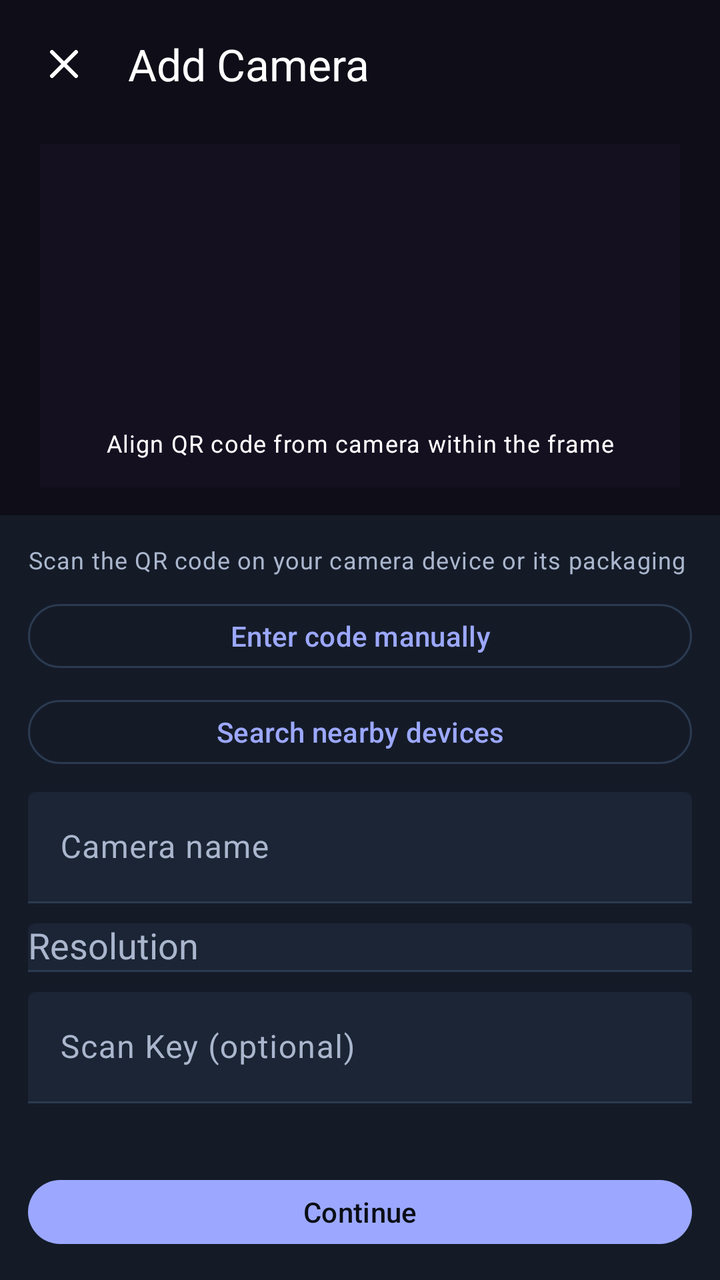
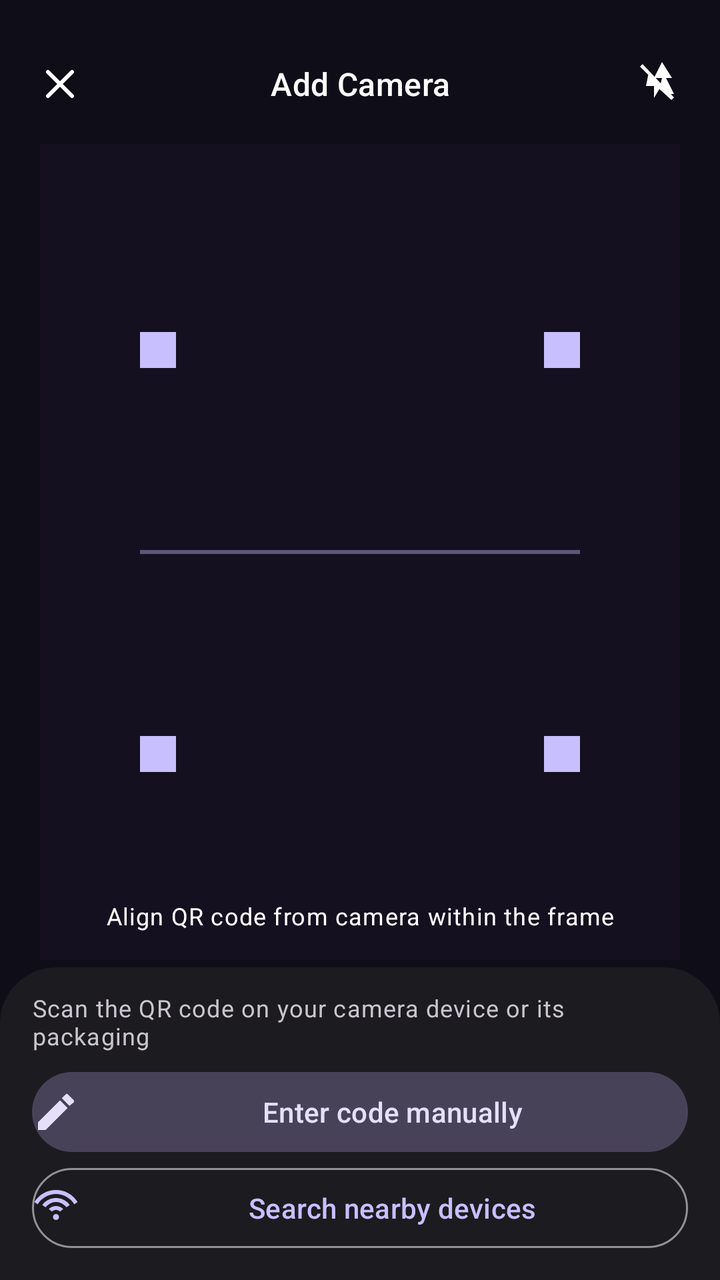

Compare the two renders of this Android layout. The source of the first and the diff that turns it into the second are given below.
<!-- AndroidManifest.xml: application theme Theme.RealLive -->
<!-- res/layout/activity_add_camera.xml -->
<?xml version="1.0" encoding="utf-8"?>
<LinearLayout xmlns:android="http://schemas.android.com/apk/res/android"
    xmlns:app="http://schemas.android.com/apk/res-auto"
    android:layout_width="match_parent"
    android:layout_height="match_parent"
    android:background="@color/auth_bg"
    android:orientation="vertical">

    <FrameLayout
        android:layout_width="match_parent"
        android:layout_height="0dp"
        android:layout_weight="1"
        android:background="#0F0E18">

        <com.google.android.material.appbar.MaterialToolbar
            android:id="@+id/add_camera_toolbar"
            android:layout_width="match_parent"
            android:layout_height="wrap_content"
            android:background="@android:color/transparent"
            android:paddingStart="4dp"
            android:paddingEnd="4dp"
            app:navigationIcon="@drawable/ic_rl_close_24"
            app:navigationIconTint="@color/white"
            app:title="@string/add_camera_title"
            app:titleTextColor="@color/white" />

        <LinearLayout
            android:layout_width="match_parent"
            android:layout_height="match_parent"
            android:orientation="vertical">

            <FrameLayout
                android:layout_width="match_parent"
                android:layout_height="0dp"
                android:layout_weight="1"
                android:layout_marginStart="20dp"
                android:layout_marginTop="72dp"
                android:layout_marginEnd="20dp"
                android:layout_marginBottom="14dp"
                android:background="#151020">

                <View
                    android:layout_width="220dp"
                    android:layout_height="220dp"
                    android:layout_gravity="center"
                    android:background="@android:color/transparent" />

                <TextView
                    android:layout_width="match_parent"
                    android:layout_height="wrap_content"
                    android:layout_gravity="bottom"
                    android:gravity="center"
                    android:paddingBottom="14dp"
                    android:text="Align QR code from camera within the frame"
                    android:textAppearance="@style/TextAppearance.Material3.BodySmall"
                    android:textColor="@color/white" />
            </FrameLayout>

            <LinearLayout
                android:layout_width="match_parent"
                android:layout_height="wrap_content"
                android:background="?attr/colorSurface"
                android:orientation="vertical"
                android:padding="14dp">

                <TextView
                    android:layout_width="match_parent"
                    android:layout_height="wrap_content"
                    android:text="Scan the QR code on your camera device or its packaging"
                    android:textAppearance="@style/TextAppearance.Material3.BodySmall"
                    android:textColor="?attr/colorOnSurfaceVariant" />

                <com.google.android.material.button.MaterialButton
                    android:id="@+id/add_camera_scan_btn"
                    style="?attr/materialButtonOutlinedStyle"
                    android:layout_width="match_parent"
                    android:layout_height="40dp"
                    android:layout_marginTop="10dp"
                    android:text="Enter code manually"
                    android:textAllCaps="false" />

                <com.google.android.material.button.MaterialButton
                    android:id="@+id/add_camera_nearby_btn"
                    style="?attr/materialButtonOutlinedStyle"
                    android:layout_width="match_parent"
                    android:layout_height="40dp"
                    android:layout_marginTop="8dp"
                    android:text="Search nearby devices"
                    android:textAllCaps="false" />

                <com.google.android.material.textfield.TextInputLayout
                    style="@style/Widget.Material3.TextInputLayout.FilledBox"
                    android:layout_width="match_parent"
                    android:layout_height="wrap_content"
                    android:layout_marginTop="10dp"
                    android:hint="Camera name"
                    app:boxBackgroundColor="?attr/colorSurfaceVariant">

                    <com.google.android.material.textfield.TextInputEditText
                        android:id="@+id/add_camera_name"
                        android:layout_width="match_parent"
                        android:layout_height="wrap_content"
                        android:inputType="textCapWords"
                        android:maxLines="1" />
                </com.google.android.material.textfield.TextInputLayout>

                <com.google.android.material.textfield.TextInputLayout
                    style="@style/Widget.Material3.TextInputLayout.FilledBox"
                    android:layout_width="match_parent"
                    android:layout_height="wrap_content"
                    android:layout_marginTop="10dp"
                    android:hint="Resolution"
                    app:boxBackgroundColor="?attr/colorSurfaceVariant">

                    <AutoCompleteTextView
                        android:id="@+id/add_camera_resolution"
                        android:layout_width="match_parent"
                        android:layout_height="wrap_content"
                        android:focusable="false"
                        android:inputType="none" />
                </com.google.android.material.textfield.TextInputLayout>

                <com.google.android.material.textfield.TextInputLayout
                    style="@style/Widget.Material3.TextInputLayout.FilledBox"
                    android:layout_width="match_parent"
                    android:layout_height="wrap_content"
                    android:layout_marginTop="10dp"
                    android:hint="Scan Key (optional)"
                    app:boxBackgroundColor="?attr/colorSurfaceVariant">

                    <com.google.android.material.textfield.TextInputEditText
                        android:id="@+id/add_camera_scan_key"
                        android:layout_width="match_parent"
                        android:layout_height="wrap_content"
                        android:inputType="text"
                        android:maxLines="1" />
                </com.google.android.material.textfield.TextInputLayout>

                <TextView
                    android:id="@+id/add_camera_error"
                    android:layout_width="match_parent"
                    android:layout_height="wrap_content"
                    android:layout_marginTop="8dp"
                    android:textAppearance="@style/TextAppearance.Material3.BodySmall"
                    android:textColor="?attr/colorError" />

                <com.google.android.material.button.MaterialButton
                    android:id="@+id/add_camera_submit"
                    android:layout_width="match_parent"
                    android:layout_height="40dp"
                    android:layout_marginTop="10dp"
                    android:text="Continue"
                    android:textAllCaps="false" />
            </LinearLayout>
        </LinearLayout>
    </FrameLayout>

</LinearLayout>
<!-- resources referenced by this layout -->
<resources>
  <string name="add_camera_title">Add Camera</string>
  <style name="Theme.RealLive" parent="Theme.Material3.DayNight.NoActionBar">
          <item name="colorPrimary">@color/rl_brand</item>
          <item name="colorOnPrimary">@color/rl_bg</item>
          <item name="colorPrimaryContainer">@color/rl_brand_soft</item>
          <item name="colorOnPrimaryContainer">@color/rl_text_primary</item>
  
          <item name="colorSecondary">@color/rl_secondary</item>
          <item name="colorOnSecondary">@color/rl_bg</item>
          <item name="colorSecondaryContainer">@color/rl_secondary_soft</item>
          <item name="colorOnSecondaryContainer">@color/rl_text_primary</item>
  
          <item name="colorTertiary">@color/rl_tertiary</item>
          <item name="colorOnTertiary">@color/rl_bg</item>
          <item name="colorTertiaryContainer">@color/rl_tertiary_soft</item>
          <item name="colorOnTertiaryContainer">@color/rl_text_primary</item>
  
          <item name="colorError">@color/rl_error</item>
          <item name="colorOnError">@color/rl_bg</item>
  
          <item name="colorSurface">@color/rl_surface</item>
          <item name="colorOnSurface">@color/rl_text_primary</item>
          <item name="colorSurfaceVariant">@color/rl_surface_alt</item>
          <item name="colorOnSurfaceVariant">@color/rl_text_secondary</item>
          <item name="colorOutline">@color/rl_border</item>
          <item name="colorOutlineVariant">@color/rl_border</item>
  
          <item name="android:colorBackground">@color/rl_bg</item>
          <item name="colorOnBackground">@color/rl_text_primary</item>
          <item name="android:windowBackground">@color/rl_bg</item>
  
          <item name="android:statusBarColor">@color/rl_bg</item>
          <item name="android:navigationBarColor">@color/rl_bg</item>
          <item name="android:windowLightStatusBar">false</item>
          <item name="android:windowLightNavigationBar">false</item>
      </style>
  <!-- unchanged entries left out for length: 16 -->
</resources>

<!-- the commit's change to res/layout/activity_add_camera.xml (unified diff, before → after) -->
@@ -1,158 +1,158 @@
 <?xml version="1.0" encoding="utf-8"?>
 <LinearLayout xmlns:android="http://schemas.android.com/apk/res/android"
-    xmlns:app="http://schemas.android.com/apk/res-auto"
     android:layout_width="match_parent"
     android:layout_height="match_parent"
-    android:background="@color/auth_bg"
+    android:background="#0F0E18"
     android:orientation="vertical">
 
     <FrameLayout
         android:layout_width="match_parent"
         android:layout_height="0dp"
-        android:layout_weight="1"
-        android:background="#0F0E18">
-
-        <com.google.android.material.appbar.MaterialToolbar
-            android:id="@+id/add_camera_toolbar"
-            android:layout_width="match_parent"
-            android:layout_height="wrap_content"
-            android:background="@android:color/transparent"
-            android:paddingStart="4dp"
-            android:paddingEnd="4dp"
-            app:navigationIcon="@drawable/ic_rl_close_24"
-            app:navigationIconTint="@color/white"
-            app:title="@string/add_camera_title"
-            app:titleTextColor="@color/white" />
+        android:layout_weight="1">
 
         <LinearLayout
             android:layout_width="match_parent"
+            android:layout_height="wrap_content"
+            android:layout_marginTop="20dp"
+            android:layout_marginStart="8dp"
+            android:layout_marginEnd="8dp"
+            android:gravity="center_vertical"
+            android:orientation="horizontal">
+
+            <ImageButton
+                android:id="@+id/add_camera_close"
+                android:layout_width="44dp"
+                android:layout_height="44dp"
+                android:background="@android:color/transparent"
+                android:contentDescription="Close"
+                android:padding="10dp"
+                android:src="@drawable/ic_rl_close_24"
+                android:tint="@color/white" />
+
+            <TextView
+                android:id="@+id/add_camera_page_title"
+                android:layout_width="0dp"
+                android:layout_height="wrap_content"
+                android:layout_weight="1"
+                android:gravity="center"
+                android:text="Add Camera"
+                android:textAppearance="@style/TextAppearance.Material3.TitleMedium"
+                android:textColor="@color/white" />
+
+            <ImageButton
+                android:layout_width="44dp"
+                android:layout_height="44dp"
+                android:background="@android:color/transparent"
+                android:contentDescription="Flash"
+                android:padding="10dp"
+                android:src="@drawable/ic_rl_flash_off_24"
+                android:tint="@color/white" />
+        </LinearLayout>
+
+        <FrameLayout
+            android:layout_width="match_parent"
             android:layout_height="match_parent"
-            android:orientation="vertical">
+            android:layout_marginTop="72dp"
+            android:layout_marginBottom="160dp"
+            android:layout_marginStart="20dp"
+            android:layout_marginEnd="20dp"
+            android:background="#151020">
 
             <FrameLayout
-                android:layout_width="match_parent"
-                android:layout_height="0dp"
-                android:layout_weight="1"
-                android:layout_marginStart="20dp"
-                android:layout_marginTop="72dp"
-                android:layout_marginEnd="20dp"
-                android:layout_marginBottom="14dp"
-                android:background="#151020">
+                android:layout_width="220dp"
+                android:layout_height="220dp"
+                android:layout_gravity="center"
+                android:background="@drawable/bg_scan_frame">
 
                 <View
-                    android:layout_width="220dp"
-                    android:layout_height="220dp"
-                    android:layout_gravity="center"
-                    android:background="@android:color/transparent" />
+                    android:layout_width="18dp"
+                    android:layout_height="18dp"
+                    android:layout_gravity="top|start"
+                    android:background="@drawable/bg_scan_corner_tl" />
 
-                <TextView
-                    android:layout_width="match_parent"
-                    android:layout_height="wrap_content"
-                    android:layout_gravity="bottom"
-                    android:gravity="center"
-                    android:paddingBottom="14dp"
-                    android:text="Align QR code from camera within the frame"
-                    android:textAppearance="@style/TextAppearance.Material3.BodySmall"
-                    android:textColor="@color/white" />
+                <View
+                    android:layout_width="18dp"
+                    android:layout_height="18dp"
+                    android:layout_gravity="top|end"
+                    android:background="@drawable/bg_scan_corner_tr" />
+
+                <View
+                    android:layout_width="18dp"
+                    android:layout_height="18dp"
+                    android:layout_gravity="bottom|start"
+                    android:background="@drawable/bg_scan_corner_bl" />
+
+                <View
+                    android:layout_width="18dp"
+                    android:layout_height="18dp"
+                    android:layout_gravity="bottom|end"
+                    android:background="@drawable/bg_scan_corner_br" />
             </FrameLayout>
 
-            <LinearLayout
+            <View
+                android:layout_width="220dp"
+                android:layout_height="2dp"
+                android:layout_gravity="center"
+                android:background="#66C8BFFF" />
+
+            <TextView
+                android:id="@+id/add_camera_scan_hint"
                 android:layout_width="match_parent"
                 android:layout_height="wrap_content"
-                android:background="?attr/colorSurface"
-                android:orientation="vertical"
-                android:padding="14dp">
+                android:layout_gravity="bottom"
+                android:gravity="center"
+                android:paddingBottom="14dp"
+                android:text="Align QR code from camera within the frame"
+                android:textAppearance="@style/TextAppearance.Material3.BodySmall"
+                android:textColor="@color/white" />
+        </FrameLayout>
 
-                <TextView
-                    android:layout_width="match_parent"
-                    android:layout_height="wrap_content"
-                    android:text="Scan the QR code on your camera device or its packaging"
-                    android:textAppearance="@style/TextAppearance.Material3.BodySmall"
-                    android:textColor="?attr/colorOnSurfaceVariant" />
+        <LinearLayout
+            android:layout_width="match_parent"
+            android:layout_height="wrap_content"
+            android:layout_gravity="bottom"
+            android:background="@drawable/bg_sheet_top"
+            android:orientation="vertical"
+            android:paddingStart="16dp"
+            android:paddingTop="12dp"
+            android:paddingEnd="16dp"
+            android:paddingBottom="16dp">
 
-                <com.google.android.material.button.MaterialButton
-                    android:id="@+id/add_camera_scan_btn"
-                    style="?attr/materialButtonOutlinedStyle"
-                    android:layout_width="match_parent"
-                    android:layout_height="40dp"
-                    android:layout_marginTop="10dp"
-                    android:text="Enter code manually"
-                    android:textAllCaps="false" />
+            <TextView
+                android:id="@+id/add_camera_sheet_hint"
+                android:layout_width="match_parent"
+                android:layout_height="wrap_content"
+                android:text="Scan the QR code on your camera device or its packaging"
+                android:textAppearance="@style/TextAppearance.Material3.BodySmall"
+                android:textColor="@color/auth_on_surface_variant" />
 
-                <com.google.android.material.button.MaterialButton
-                    android:id="@+id/add_camera_nearby_btn"
-                    style="?attr/materialButtonOutlinedStyle"
-                    android:layout_width="match_parent"
-                    android:layout_height="40dp"
-                    android:layout_marginTop="8dp"
-                    android:text="Search nearby devices"
-                    android:textAllCaps="false" />
+            <TextView
+                android:id="@+id/add_camera_scan_btn"
+                android:layout_width="match_parent"
+                android:layout_height="40dp"
+                android:layout_marginTop="10dp"
+                android:background="@drawable/bg_btn_tonal"
+                android:gravity="center"
+                android:text="Enter code manually"
+                android:textAppearance="@style/TextAppearance.Material3.LabelLarge"
+                android:textColor="#E5DFF9"
+                android:drawableStart="@drawable/ic_rl_edit_24"
+                android:drawableTint="#E5DFF9"
+                android:drawablePadding="8dp" />
 
-                <com.google.android.material.textfield.TextInputLayout
-                    style="@style/Widget.Material3.TextInputLayout.FilledBox"
-                    android:layout_width="match_parent"
-                    android:layout_height="wrap_content"
-                    android:layout_marginTop="10dp"
-                    android:hint="Camera name"
-                    app:boxBackgroundColor="?attr/colorSurfaceVariant">
-
-                    <com.google.android.material.textfield.TextInputEditText
-                        android:id="@+id/add_camera_name"
-                        android:layout_width="match_parent"
-                        android:layout_height="wrap_content"
-                        android:inputType="textCapWords"
-                        android:maxLines="1" />
-                </com.google.android.material.textfield.TextInputLayout>
-
-                <com.google.android.material.textfield.TextInputLayout
-                    style="@style/Widget.Material3.TextInputLayout.FilledBox"
-                    android:layout_width="match_parent"
-                    android:layout_height="wrap_content"
-                    android:layout_marginTop="10dp"
-                    android:hint="Resolution"
-                    app:boxBackgroundColor="?attr/colorSurfaceVariant">
-
-                    <AutoCompleteTextView
-                        android:id="@+id/add_camera_resolution"
-                        android:layout_width="match_parent"
-                        android:layout_height="wrap_content"
-                        android:focusable="false"
-                        android:inputType="none" />
-                </com.google.android.material.textfield.TextInputLayout>
-
-                <com.google.android.material.textfield.TextInputLayout
-                    style="@style/Widget.Material3.TextInputLayout.FilledBox"
-                    android:layout_width="match_parent"
-                    android:layout_height="wrap_content"
-                    android:layout_marginTop="10dp"
-                    android:hint="Scan Key (optional)"
-                    app:boxBackgroundColor="?attr/colorSurfaceVariant">
-
-                    <com.google.android.material.textfield.TextInputEditText
-                        android:id="@+id/add_camera_scan_key"
-                        android:layout_width="match_parent"
-                        android:layout_height="wrap_content"
-                        android:inputType="text"
-                        android:maxLines="1" />
-                </com.google.android.material.textfield.TextInputLayout>
-
-                <TextView
-                    android:id="@+id/add_camera_error"
-                    android:layout_width="match_parent"
-                    android:layout_height="wrap_content"
-                    android:layout_marginTop="8dp"
-                    android:textAppearance="@style/TextAppearance.Material3.BodySmall"
-                    android:textColor="?attr/colorError" />
-
-                <com.google.android.material.button.MaterialButton
-                    android:id="@+id/add_camera_submit"
-                    android:layout_width="match_parent"
-                    android:layout_height="40dp"
-                    android:layout_marginTop="10dp"
-                    android:text="Continue"
-                    android:textAllCaps="false" />
-            </LinearLayout>
+            <TextView
+                android:id="@+id/add_camera_nearby_btn"
+                android:layout_width="match_parent"
+                android:layout_height="40dp"
+                android:layout_marginTop="8dp"
+                android:background="@drawable/bg_btn_outline"
+                android:gravity="center"
+                android:text="Search nearby devices"
+                android:textAppearance="@style/TextAppearance.Material3.LabelLarge"
+                android:textColor="@color/auth_primary"
+                android:drawableStart="@drawable/ic_rl_wifi_find_24"
+                android:drawableTint="@color/auth_primary"
+                android:drawablePadding="8dp" />
         </LinearLayout>
     </FrameLayout>
-
 </LinearLayout>
<!-- resource entries referenced after the edit -->
@@ -1,6 +1,124 @@
 <!-- resources referenced by this layout -->
 <resources>
-  <string name="add_camera_title">Add Camera</string>
+  <color name="auth_on_surface_variant">#CAC4D0</color>
+  <color name="auth_primary">#C8BFFF</color>
+  <!-- drawable bg_btn_outline (drawable) -->
+  <shape xmlns:android="http://schemas.android.com/apk/res/android">
+      <solid android:color="@android:color/transparent" />
+      <stroke android:width="1dp" android:color="#938F99" />
+      <corners android:radius="999dp" />
+  </shape>
+  <!-- drawable bg_btn_tonal (drawable) -->
+  <shape xmlns:android="http://schemas.android.com/apk/res/android">
+      <solid android:color="#484259" />
+      <corners android:radius="999dp" />
+  </shape>
+  <!-- drawable bg_scan_corner_bl (drawable) -->
+  <layer-list xmlns:android="http://schemas.android.com/apk/res/android">
+      <item android:bottom="0dp" android:left="0dp">
+          <shape>
+              <size android:width="18dp" android:height="2dp" />
+              <solid android:color="#C8BFFF" />
+          </shape>
+      </item>
+      <item android:bottom="0dp" android:left="0dp">
+          <shape>
+              <size android:width="2dp" android:height="18dp" />
+              <solid android:color="#C8BFFF" />
+          </shape>
+      </item>
+  </layer-list>
+  <!-- drawable bg_scan_corner_br (drawable) -->
+  <layer-list xmlns:android="http://schemas.android.com/apk/res/android">
+      <item android:bottom="0dp" android:right="0dp">
+          <shape>
+              <size android:width="18dp" android:height="2dp" />
+              <solid android:color="#C8BFFF" />
+          </shape>
+      </item>
+      <item android:bottom="0dp" android:right="0dp">
+          <shape>
+              <size android:width="2dp" android:height="18dp" />
+              <solid android:color="#C8BFFF" />
+          </shape>
+      </item>
+  </layer-list>
+  <!-- drawable bg_scan_corner_tl (drawable) -->
+  <layer-list xmlns:android="http://schemas.android.com/apk/res/android">
+      <item android:top="0dp" android:left="0dp">
+          <shape>
+              <size android:width="18dp" android:height="2dp" />
+              <solid android:color="#C8BFFF" />
+          </shape>
+      </item>
+      <item android:top="0dp" android:left="0dp">
+          <shape>
+              <size android:width="2dp" android:height="18dp" />
+              <solid android:color="#C8BFFF" />
+          </shape>
+      </item>
+  </layer-list>
+  <!-- drawable bg_scan_corner_tr (drawable) -->
+  <layer-list xmlns:android="http://schemas.android.com/apk/res/android">
+      <item android:top="0dp" android:right="0dp">
+          <shape>
+              <size android:width="18dp" android:height="2dp" />
+              <solid android:color="#C8BFFF" />
+          </shape>
+      </item>
+      <item android:top="0dp" android:right="0dp">
+          <shape>
+              <size android:width="2dp" android:height="18dp" />
+              <solid android:color="#C8BFFF" />
+          </shape>
+      </item>
+  </layer-list>
+  <!-- drawable bg_scan_frame (drawable) -->
+  <shape xmlns:android="http://schemas.android.com/apk/res/android" android:shape="rectangle">
+      <solid android:color="@android:color/transparent" />
+  </shape>
+  <!-- drawable bg_sheet_top (drawable) -->
+  <shape xmlns:android="http://schemas.android.com/apk/res/android">
+      <solid android:color="@color/auth_bg" />
+      <corners
+          android:topLeftRadius="28dp"
+          android:topRightRadius="28dp"
+          android:bottomLeftRadius="0dp"
+          android:bottomRightRadius="0dp" />
+  </shape>
+  <!-- drawable ic_rl_edit_24 (drawable) -->
+  <vector xmlns:android="http://schemas.android.com/apk/res/android" android:width="24dp" android:height="24dp" android:viewportWidth="24" android:viewportHeight="24">
+    <path android:fillColor="#FFFFFFFF" android:pathData="M3,17.2V21h3.8l11,-11l-3.8,-3.8zM20.7,7.3a1,1 0 0,0 0,-1.4l-2.6,-2.6a1,1 0 0,0 -1.4,0l-1.8,1.8l3.8,3.8z"/>
+  </vector>
+  <!-- drawable ic_rl_flash_off_24 (drawable) -->
+  <vector xmlns:android="http://schemas.android.com/apk/res/android"
+      android:width="24dp"
+      android:height="24dp"
+      android:viewportWidth="24"
+      android:viewportHeight="24">
+      <path
+          android:fillColor="@android:color/white"
+          android:pathData="M3.27,2L2,3.27 6.11,7.38 5,13h4v6l2.69,-4.5L17.73,20 19,18.73 3.27,2zM13,1L9,9h4l-1,4.18L15.82,17H19l-4,-8h3L13,1z" />
+  </vector>
+  <!-- drawable ic_rl_wifi_find_24 (drawable) -->
+  <vector xmlns:android="http://schemas.android.com/apk/res/android"
+      android:width="24dp"
+      android:height="24dp"
+      android:viewportWidth="24"
+      android:viewportHeight="24">
+      <path
+          android:fillColor="@android:color/white"
+          android:pathData="M12,3C7.41,3 3.4,5.4 1.18,9.02l1.64,1.18C4.63,7.18 8.13,5 12,5s7.37,2.18 9.18,5.2l1.64,-1.18C20.6,5.4 16.59,3 12,3z" />
+      <path
+          android:fillColor="@android:color/white"
+          android:pathData="M12,7c-2.82,0 -5.32,1.36 -6.88,3.48l1.64,1.18C7.99,10.2 9.87,9 12,9s4.01,1.2 5.24,2.66l1.64,-1.18C17.32,8.36 14.82,7 12,7z" />
+      <path
+          android:fillColor="@android:color/white"
+          android:pathData="M12,11c-1.44,0 -2.74,0.6 -3.62,1.56l1.62,1.18C10.5,13.2 11.21,13 12,13s1.5,0.2 2,0.74l1.62,-1.18C14.74,11.6 13.44,11 12,11z" />
+      <path
+          android:fillColor="@android:color/white"
+          android:pathData="M12,15c-0.83,0 -1.5,0.67 -1.5,1.5S11.17,18 12,18s1.5,-0.67 1.5,-1.5S12.83,15 12,15z" />
+  </vector>
   <style name="Theme.RealLive" parent="Theme.Material3.DayNight.NoActionBar">
           <item name="colorPrimary">@color/rl_brand</item>
           <item name="colorOnPrimary">@color/rl_bg</item>
@@ -30,6 +148,7 @@
           <item name="android:colorBackground">@color/rl_bg</item>
           <item name="colorOnBackground">@color/rl_text_primary</item>
           <item name="android:windowBackground">@color/rl_bg</item>
+          <item name="android:textColorHighlight">@android:color/transparent</item>
   
           <item name="android:statusBarColor">@color/rl_bg</item>
           <item name="android:navigationBarColor">@color/rl_bg</item>
